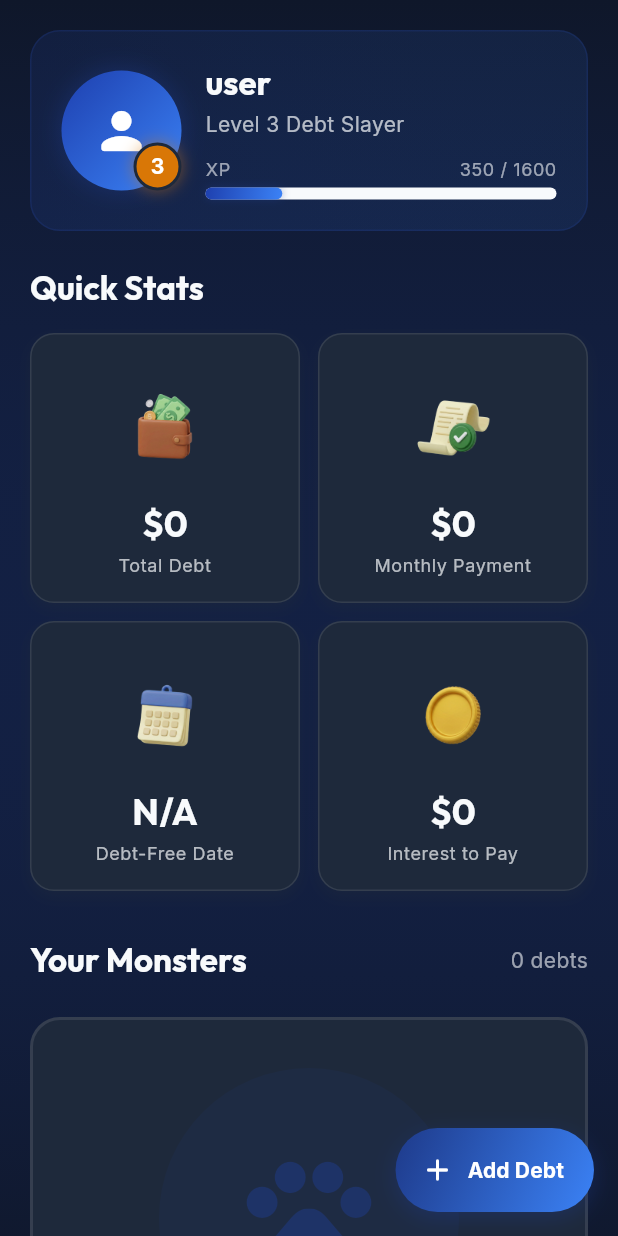
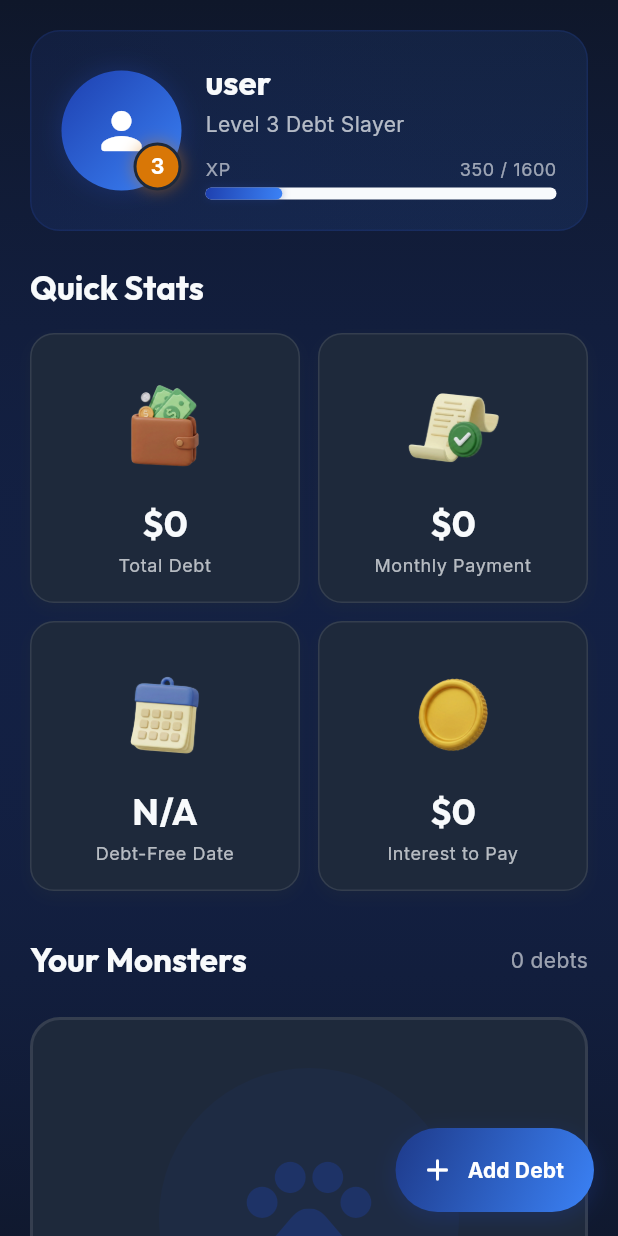
Before and after one commit to fakhrihabb/undebt, a Flutter app: the DashboardScreen screen opened directly, on a phone screen of 412 x 824 dp. Run offline on Flutter 3.47's test engine with Material 3 defaults, Android fonts, the phone set to English and light mode, and no system bars; our stand-ins replace flutter_animate, flutter_dotenv, go_router, google_fonts, hive, hive_flutter and 1 more; accounts and stored records are empty.

Commit message:
style: increase stat card icon size to 80x80

```diff
--- a/lib/features/dashboard/widgets/stat_card.dart
+++ b/lib/features/dashboard/widgets/stat_card.dart
@@ -49,8 +49,8 @@ class StatCard extends StatelessWidget {
               child: imagePath != null
                   ? Image.asset(
                       imagePath!,
-                      width: 64,
-                      height: 64,
+                      width: 80,
+                      height: 80,
                       fit: BoxFit.contain,
                     )
                   : Icon(
```
